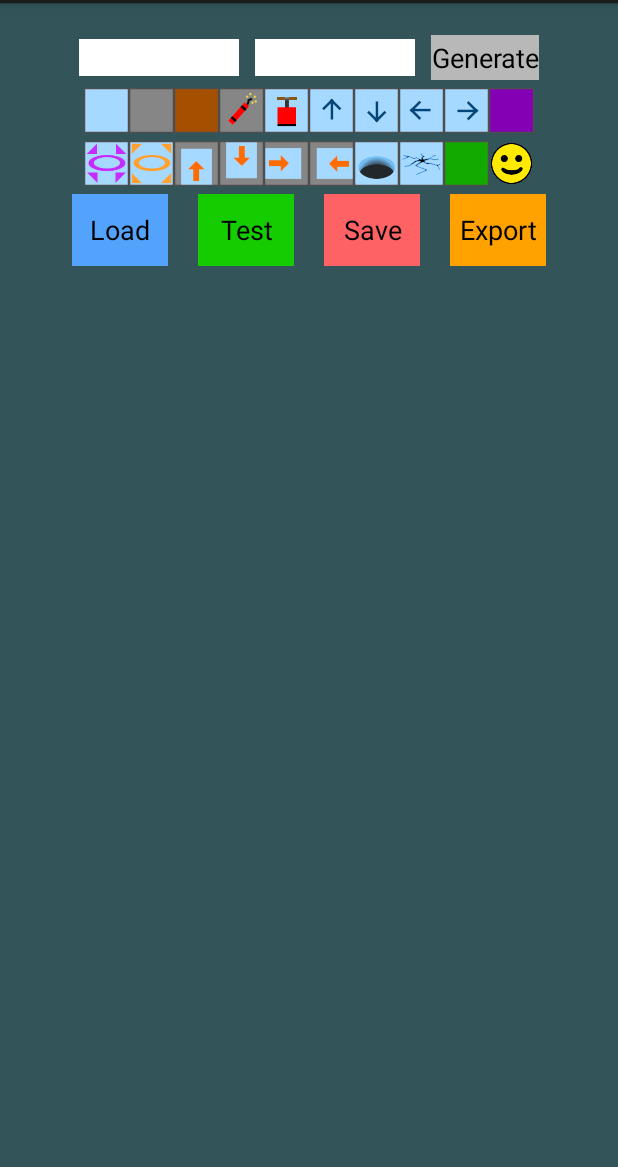
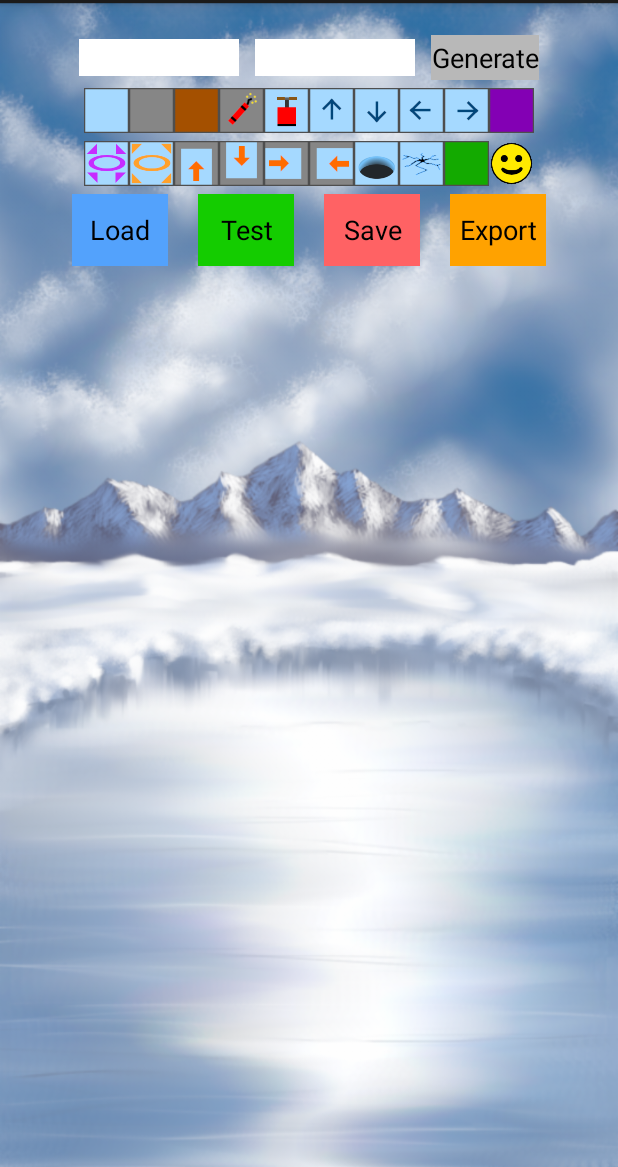
Before and after one commit to GammaSoldier/IceMaze, an Android app: the layout activity_editor.xml on its own in the app's theme, with its tools: preview values and no code run, on a phone screen of 412 x 824 dp, the part 69-1236 px from its top. Run offline under Robolectric (Android 15) with nearby library versions, the phone set to English and light mode, and no system bars.

Commit message:
different prelimenary background images for different screen densities

```diff
--- a/icemaze/src/main/java/de/joekoperski/icemaze/ActivityLevelSelector.java
+++ b/icemaze/src/main/java/de/joekoperski/icemaze/ActivityLevelSelector.java
@@ -1,3 +1,5 @@
+// TODO: 16.10.2018: create background images for each display density
+
 package de.joekoperski.icemaze;
 
 import android.app.Activity;
@@ -21,7 +23,7 @@ public class ActivityLevelSelector extends Activity {
     static final int MAX_LEVELS = 100;
     static final int BUTTONS_PER_LINE = 4;
     static final int LEVEL_SELECTOR_BUTTON_HEIGHT_DIVIDER = 6;
-    static final int LEVEL_SELECTOR_HORIZONTAL_MARGIN_DIVIDER = 25;
+    static final int LEVEL_SELECTOR_HORIZONTAL_MARGIN_DIVIDER = 30;
     static final int LEVEL_SELECTOR_VERTICAL_MARGIN_DIVIDER = 40;
 
     ////////////////////////////////////////////////////////////////////////////////////////////////
--- a/icemaze/src/main/res/layout/activity_editor.xml
+++ b/icemaze/src/main/res/layout/activity_editor.xml
@@ -5,7 +5,7 @@
     android:id="@+id/editorLayout"
     android:layout_width="match_parent"
     android:layout_height="match_parent"
-    android:background="#33555a"
+    android:background="@drawable/title_screen"
     android:orientation="vertical">
     tools:context=".EditorActivity">
 
@@ -38,6 +38,7 @@
                 android:layout_height="wrap_content"
                 android:layout_marginLeft="5dp"
                 android:layout_marginRight="5dp"
+                android:autofillHints=""
                 android:background="@android:color/white"
                 android:ems="5"
                 android:inputType="numberDecimal"
--- a/icemaze/src/main/res/layout/activity_level_selector.xml
+++ b/icemaze/src/main/res/layout/activity_level_selector.xml
@@ -19,7 +19,10 @@
     <ScrollView
         android:id="@+id/scrollView"
         android:layout_width="match_parent"
-        android:layout_height="match_parent">
+        android:layout_height="match_parent"
+        android:layout_marginLeft="20dp"
+        android:layout_marginRight="20dp"
+        android:layout_marginBottom="20dp">
 
         <LinearLayout
             android:id="@+id/levelButtonList"
--- a/icemaze/src/main/res/layout/activity_play.xml
+++ b/icemaze/src/main/res/layout/activity_play.xml
@@ -5,7 +5,7 @@
     android:id="@+id/mainLayout"
     android:layout_width="match_parent"
     android:layout_height="match_parent"
-    android:background="#5f5f5f"
+    android:background="@drawable/title_screen"
     tools:context=".ActivityPlay">
 
     <!-- SurfaceView -->
```
Also changed, not shown: icemaze/src/main/res/drawable-mdpi/title_screen.png (added), 4 other files.
